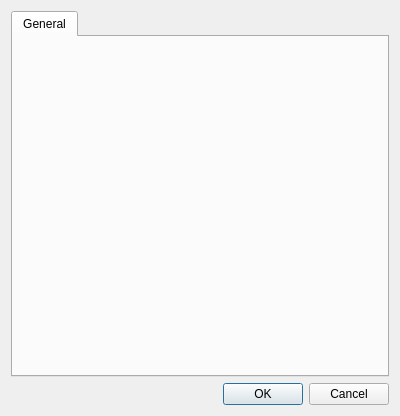
Before: the Qt Designer form DarkKnight/SettingsDialog.ui in edwardoid/DarkKnight, drawn with Qt 5.
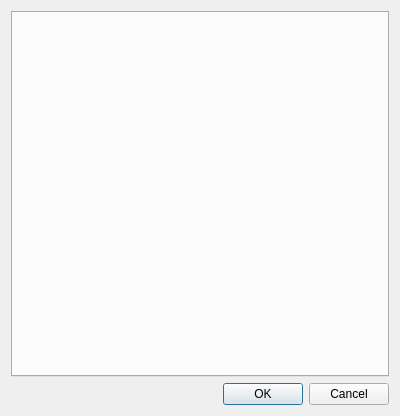
After: the same form once the commit is applied.

Commit message: Added settings page for app.

The edit to the form file:
```diff
--- a/DarkKnight/SettingsDialog.ui
+++ b/DarkKnight/SettingsDialog.ui
@@ -19,11 +19,6 @@
      <property name="currentIndex">
       <number>0</number>
      </property>
-     <widget class="QWidget" name="generalSettings">
-      <attribute name="title">
-       <string>General</string>
-      </attribute>
-     </widget>
     </widget>
    </item>
    <item>
```
Left out of the diff: 2 changed lines with no effect on the pictures. The commit also changes 44 other files.
